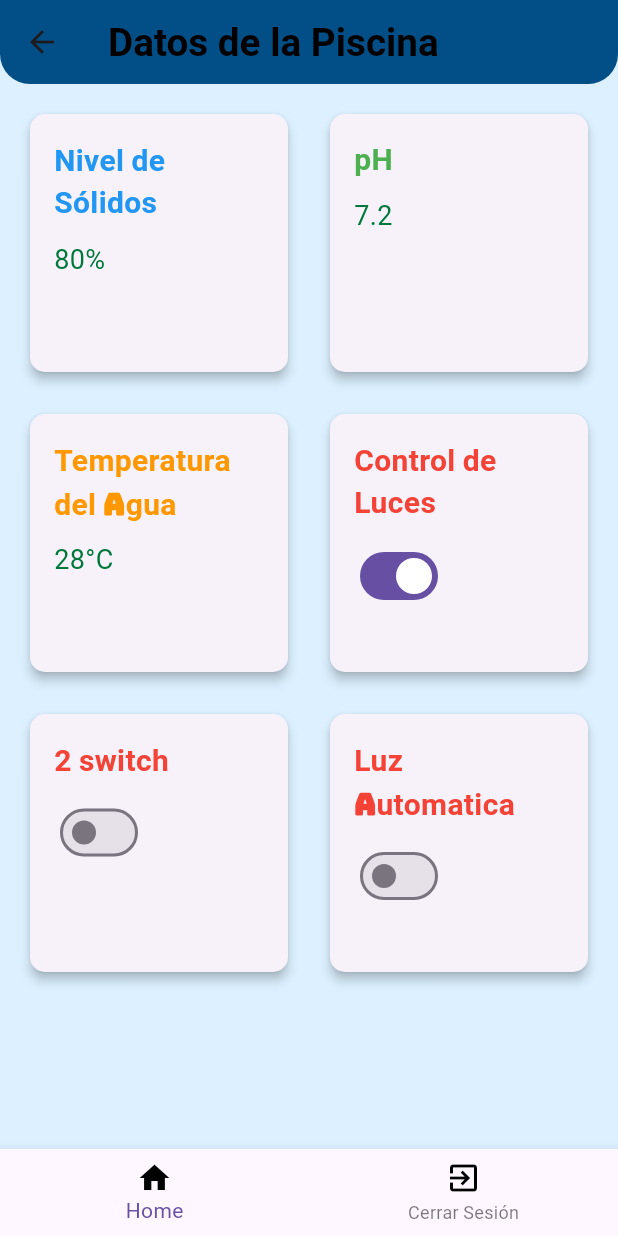
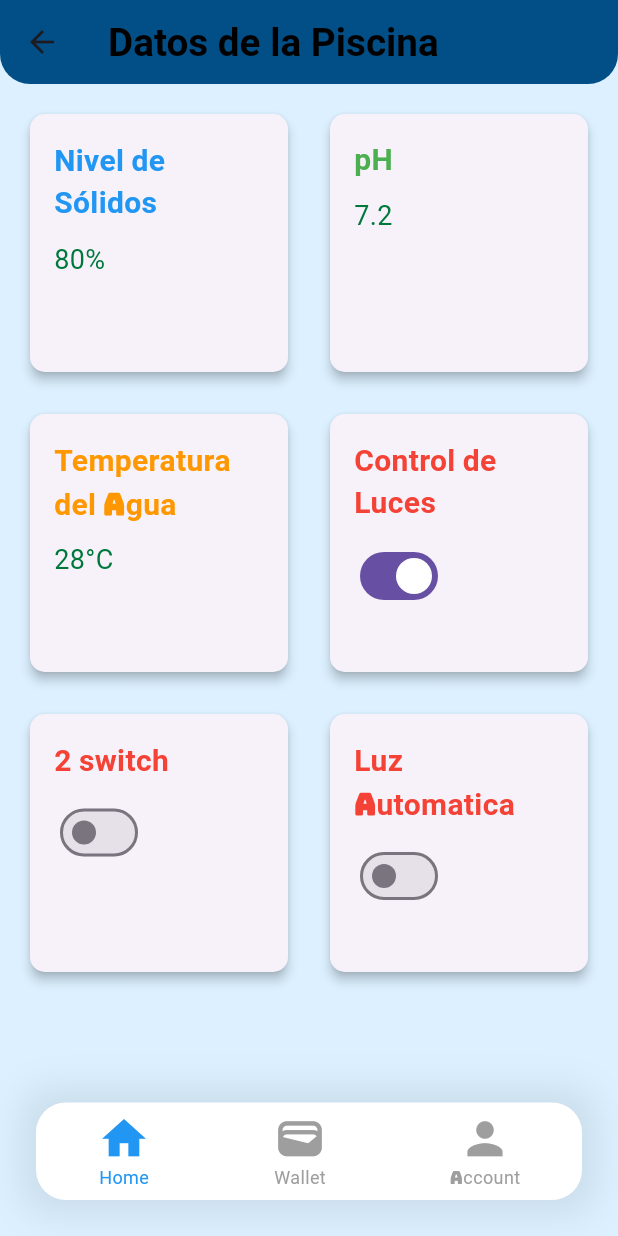
Before and after one commit to ifranco07/SIMP, a Flutter app: the DataPoolScreen screen opened directly, on a phone screen of 412 x 824 dp. Run offline on Flutter 3.47's test engine with Material 3 defaults, Android fonts, the phone set to English and light mode, and no system bars; our stand-ins replace cloud_firestore, firebase_auth, firebase_core, google_fonts; accounts and stored records are empty; Roboto replaces fonts that are missing (Montserrat).

Commit message:
Styles 4

```diff
--- a/lib/screens/login_screen.dart
+++ b/lib/screens/login_screen.dart
@@ -40,7 +40,7 @@ class _LoginScreenState extends State<LoginScreen> {
       body: Stack(
         children: [
           Image.asset(
-            'lib/assets/images/textura-agua-piscina.jpg',
+            'lib/assets/images/fondopi.jpeg',
             fit: BoxFit.cover,
             width: MediaQuery.of(context).size.width,
             height: MediaQuery.of(context).size.height,
@@ -206,8 +206,8 @@ class _LoginScreenState extends State<LoginScreen> {
     Navigator.pushReplacement(
       context,
       MaterialPageRoute(
-        builder: (context) => const AdminHomeScreen(
-          adminName: '',
+        builder: (context) => const CustomerHomeScreen(
+          clienteName: '',
         ),
       ),
     );
--- a/lib/screens/users/Cliente/datapool_screen.dart
+++ b/lib/screens/users/Cliente/datapool_screen.dart
@@ -1,8 +1,27 @@
 import 'package:flutter/material.dart';
 import 'package:simp/screens/users/Admin/adminhome_screen.dart';
 
-class DataPoolScreen extends StatelessWidget {
+class DataPoolScreen extends StatefulWidget {
   const DataPoolScreen({Key? key}) : super(key: key);
+
+  @override
+  _DataPoolScreenState createState() => _DataPoolScreenState();
+}
+
+class _DataPoolScreenState extends State<DataPoolScreen> {
+  int _selectedIndex = 0;
+
+  final List<IconData> _navIcons = [
+    Icons.home,
+    Icons.wallet,
+    Icons.person,
+  ];
+
+  final List<String> _navTitle = [
+    "Home",
+    "Wallet",
+    "Account",
+  ];
 
   @override
   Widget build(BuildContext context) {
@@ -24,25 +43,21 @@ class DataPoolScreen extends StatelessWidget {
           mainAxisSpacing: 20.0,
           children: [
             _buildDataCard(
-              context,
               title: 'Nivel de Sólidos',
               data: '80%',
               color: Colors.blue,
             ),
             _buildDataCard(
-              context,
               title: 'pH',
               data: '7.2',
               color: Colors.green,
             ),
             _buildDataCard(
-              context,
               title: 'Temperatura del Agua',
               data: '28°C',
               color: Colors.orange,
             ),
             _buildDataCard(
-              context,
               title: 'Control de Luces',
               data: '',
               color: Colors.red,
@@ -52,7 +67,6 @@ class DataPoolScreen extends StatelessWidget {
               ),
             ),
             _buildDataCard(
-              context,
               title: '2 switch',
               data: '',
               color: Colors.red,
@@ -62,7 +76,6 @@ class DataPoolScreen extends StatelessWidget {
               ),
             ),
             _buildDataCard(
-              context,
               title: 'Luz Automatica',
               data: '',
               color: Colors.red,
@@ -74,37 +87,11 @@ class DataPoolScreen extends StatelessWidget {
           ],
         ),
       ),
-      bottomNavigationBar: Container(
-        decoration: BoxDecoration(
-          borderRadius: BorderRadius.only(
-            topLeft: Radius.circular(20.0),
-            topRight: Radius.circular(20.0),
-          ),
-          color: Colors.white, // Color de fondo del BottomNavigationBar
-        ),
-        child: BottomNavigationBar(
-          items: const <BottomNavigationBarItem>[
-            BottomNavigationBarItem(
-              icon: Icon(Icons.home, color: Colors.black),
-              label: 'Home',
-            ),
-            BottomNavigationBarItem(
-              icon: Icon(Icons.exit_to_app,
-                  color: Colors.black), // Ícono de cerrar sesión
-              label: 'Cerrar Sesión',
-            ),
-          ],
-          selectedItemColor: Theme.of(context).primaryColor,
-          onTap: (int index) {
-            // Manejar la navegación aquí según el índice seleccionado
-          },
-        ),
-      ),
+      bottomNavigationBar: _buildNavBar(),
     );
   }
 
-  Widget _buildDataCard(
-    BuildContext context, {
+  Widget _buildDataCard({
     required String title,
     required String data,
     required Color color,
@@ -141,4 +128,52 @@ class DataPoolScreen extends StatelessWidget {
       ),
     );
   }
+
+  Widget _buildNavBar() {
+    return Container(
+      height: 65,
+      margin: const EdgeInsets.symmetric(horizontal: 24, vertical: 24),
+      decoration: BoxDecoration(
+        color: Colors.white,
+        borderRadius: BorderRadius.circular(20),
+        boxShadow: [
+          BoxShadow(
+            color: Colors.black.withAlpha(20),
+            blurRadius: 20,
+            spreadRadius: 10,
+          ),
+        ],
+      ),
+      child: Row(
+        crossAxisAlignment: CrossAxisAlignment.center,
+        mainAxisAlignment: MainAxisAlignment.spaceAround,
+        children: List.generate(
+          _navIcons.length,
+          (index) => GestureDetector(
+            onTap: () {
+              setState(() {
+                _selectedIndex = index;
+              });
+            },
+            child: Column(
+              mainAxisSize: MainAxisSize.min,
+              children: [
+                Icon(
+                  _navIcons[index],
+                  color: _selectedIndex == index ? Colors.blue : Colors.grey,
+                ),
+                Text(
+                  _navTitle[index],
+                  style: TextStyle(
+                    color: _selectedIndex == index ? Colors.blue : Colors.grey,
+                    fontSize: 12,
+                  ),
+                ),
+              ],
+            ),
+          ),
+        ),
+      ),
+    );
+  }
 }
--- a/pubspec.yaml
+++ b/pubspec.yaml
@@ -26,7 +26,7 @@ flutter:
     - lib/assets/images/POOL.jpg
     - lib/assets/images/POOL2.jpg
     - lib/assets/images/Piscina.jpg
-    - lib/assets/images/textura-agua-piscina.jpg
+    - lib/assets/images/fondopi.jpeg
     - lib/assets/images/facebook.png
     - lib/assets/images/Google.png
     - lib/assets/images/Logo.png
```
Also changed, not shown: lib/screens/users/Admin/adminhome_screen.dart (+42 -16 lines), lib/screens/users/Cliente/customerhome_screen.dart (+79 -31 lines), lib/assets/images/fondopi.jpeg (added).
